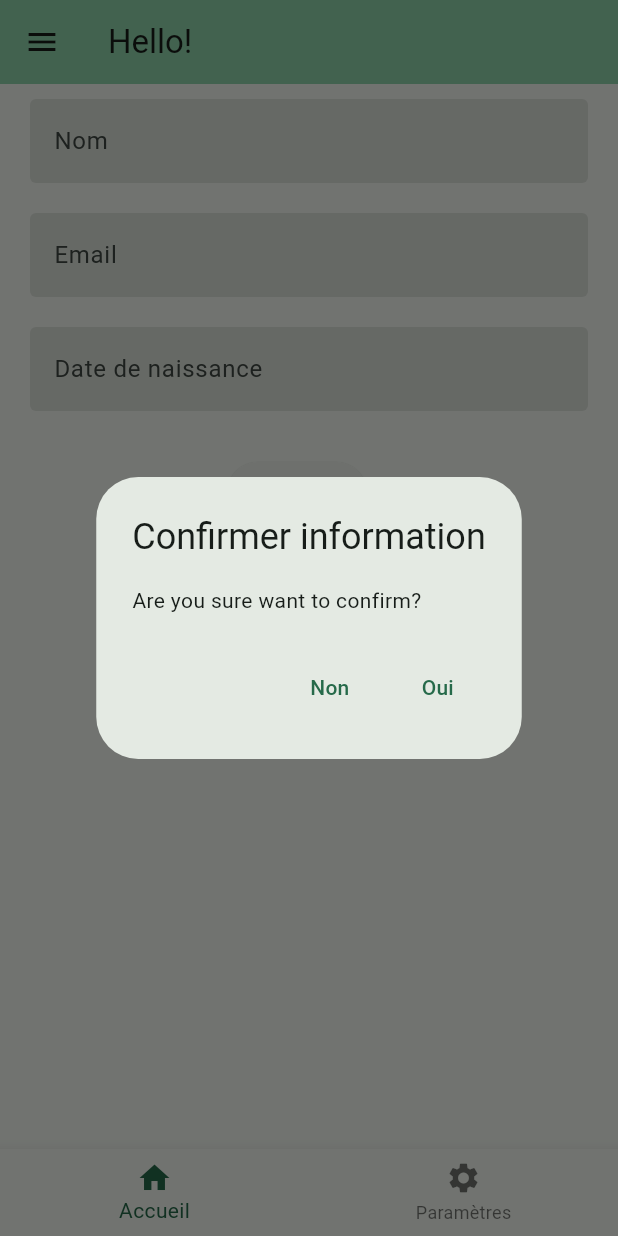
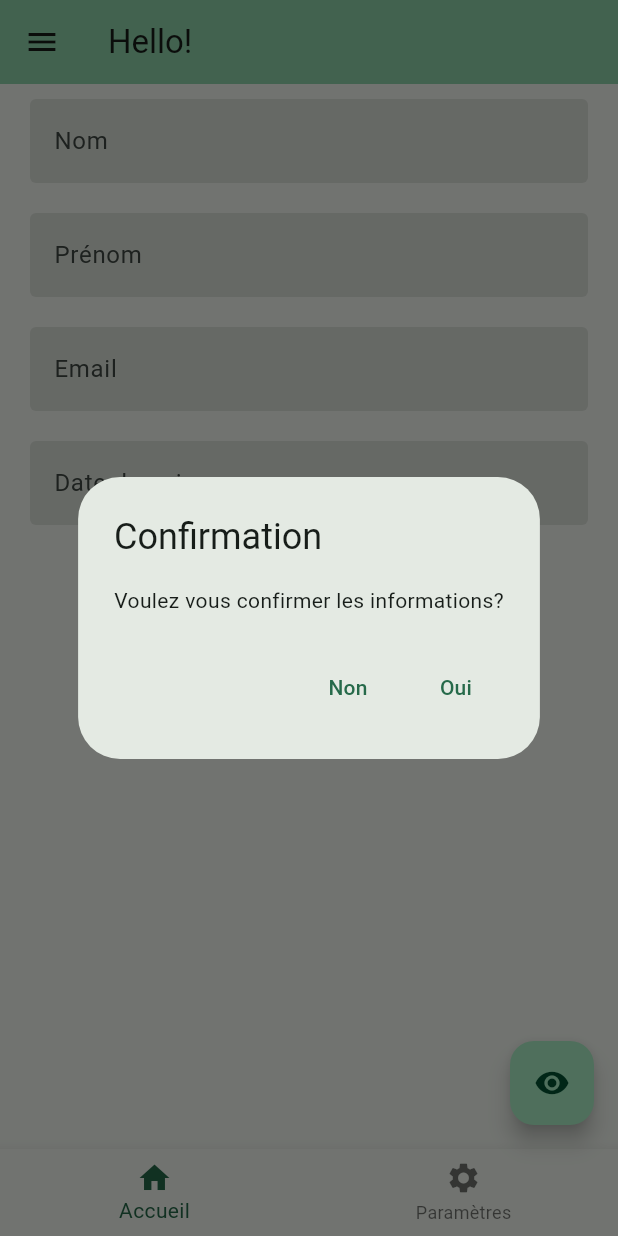
Before and after one commit to arielcarmen/tp_flutter, a Flutter app: the screen it shows after launch, after a tap on "Valider", on a phone screen of 412 x 824 dp. Run offline on Flutter 3.47's test engine with Material 3 defaults, Android fonts, the phone set to English and light mode, and no system bars.

Commit message:
process ok

```diff
--- a/lib/main.dart
+++ b/lib/main.dart
@@ -38,7 +38,6 @@ class _HomePageState extends State<HomePage> {
   TextEditingController lastnameController = TextEditingController();
   TextEditingController genderController = TextEditingController();
 
-
   @override
   Widget build(BuildContext context) {
     return Scaffold(
@@ -46,7 +45,8 @@ class _HomePageState extends State<HomePage> {
         title: const Text("Hello!"),
         backgroundColor: Theme.of(context).colorScheme.inversePrimary,
       ),
-      body: Form(
+      body: SingleChildScrollView(
+        child: Form(
           key: _formKey,
           child: Column(
             crossAxisAlignment: CrossAxisAlignment.start,
@@ -65,6 +65,23 @@ class _HomePageState extends State<HomePage> {
                     ),
                     hintText: 'Entrez votre nom',
                     labelText: 'Nom',
+                  ),
+                ),
+              ),
+              Padding(
+                padding: const EdgeInsets.symmetric(vertical: 10, horizontal: 20),
+                child: TextFormField(
+                  controller: lastnameController,
+                  decoration: const InputDecoration(
+                    filled: true,
+                    enabledBorder: OutlineInputBorder(
+                        borderSide: BorderSide.none
+                    ),
+                    focusedBorder: OutlineInputBorder(
+                        borderSide: BorderSide(color: Colors.green)
+                    ),
+                    hintText: 'Entrez votre prénom',
+                    labelText: 'Prénom',
                   ),
                 ),
               ),
@@ -109,24 +126,13 @@ class _HomePageState extends State<HomePage> {
               Container(
                 padding: EdgeInsets.only(top: 20),
                   child: Center(
-                  child: Row(
-                    mainAxisAlignment: MainAxisAlignment.center,
-                    children: [
-                      ElevatedButton(
+                    child: ElevatedButton(
                       onPressed: showAlertDialog,
-                        child: const Text('Valider'),
-                      ),
-                      Padding(
-                        padding: const EdgeInsets.all(8.0),
-                        child: Visibility(
-                            child: CircularProgressIndicator(),
-                          visible: isLoading,
-                        ),
-                      )
-                    ],
+                      child: isLoading ? CircularProgressIndicator() : const Text('Valider'),
                     ),
                   )),
             ],
+          ),
         ),
       ),
       drawer: Drawer(
@@ -142,9 +148,27 @@ class _HomePageState extends State<HomePage> {
             ),
             ListTile(
               leading: Icon(
-                Icons.add,
+                Icons.menu,
               ),
-              title: const Text('Page 1'),
+              title: const Text('Menu 1'),
+              onTap: () {
+                Navigator.pop(context);
+              },
+            ),
+            ListTile(
+              leading: Icon(
+                Icons.menu,
+              ),
+              title: const Text('Menu 2'),
+              onTap: () {
+                Navigator.pop(context);
+              },
+            ),
+            ListTile(
+              leading: Icon(
+                Icons.menu,
+              ),
+              title: const Text('Fleeeeeeeeemme'),
               onTap: () {
                 Navigator.pop(context);
               },
@@ -165,20 +189,24 @@ class _HomePageState extends State<HomePage> {
           ),
         ],
       ),
+      floatingActionButton: FloatingActionButton(
+        child: Icon(Icons.remove_red_eye),
+        onPressed: (){},
+      ),
     );
   }
 
   Future showAlertDialog() async {
     return showDialog<void>(
       context: context,
-      barrierDismissible: false, // user must tap button!
+      barrierDismissible: false,
       builder: (BuildContext context) {
-        return AlertDialog( // <-- SEE HERE
-          title: const Text('Confirmer information'),
+        return AlertDialog(
+          title: const Text('Confirmation'),
           content: SingleChildScrollView(
             child: ListBody(
               children: const <Widget>[
-                Text('Are you sure want to confirm?'),
+                Text('Voulez vous confirmer les informations?'),
               ],
             ),
           ),
@@ -230,6 +258,12 @@ class _HomePageState extends State<HomePage> {
         isLoading = false;
         username = "$firstname $lastname";
       });
+
+      ScaffoldMessenger.of(context).showSnackBar(
+        SnackBar(
+          content: Text("Informations mises à jour !"),
+        ),
+      );
     });
   }
 }
```
Lines whose indentation alone changed are shown as unchanged.
